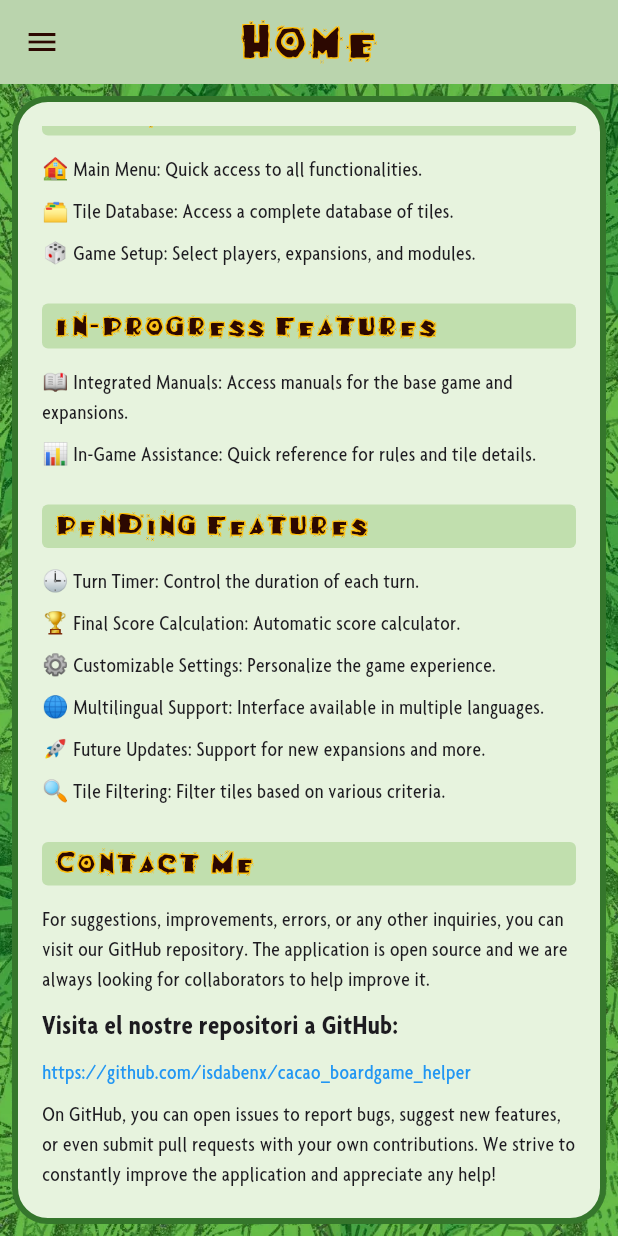
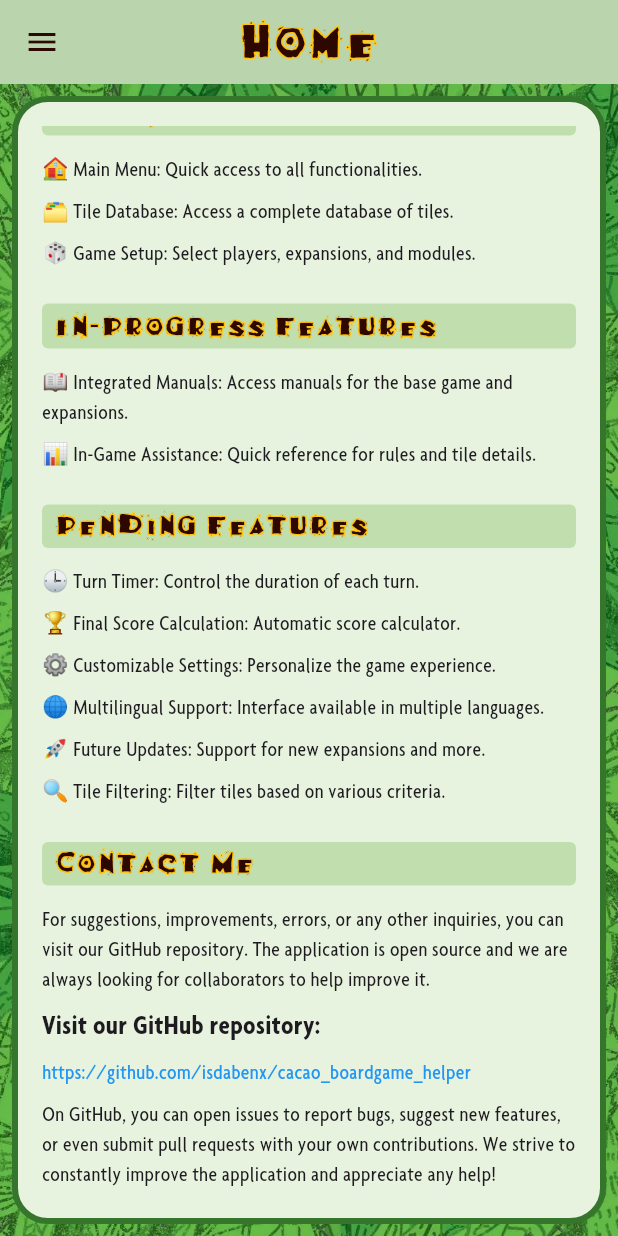
Before and after one commit to isdabenx/cacao_boardgame_helper, a Flutter app: the screen it shows after launch, scrolled down 394 dp, on a phone screen of 412 x 824 dp. Run offline on Flutter 3.47's test engine with Material 3 defaults, Android fonts, the phone set to English and light mode, and no system bars; drawn by our look-alikes of flutter_zoom_drawer; our stand-ins replace flutter_markdown, flutter_riverpod, isar, modal_bottom_sheet, shared_preferences; missing offline and left inert: dynamic_height_grid_view, syncfusion_flutter_pdfviewer; accounts and stored records are empty; generated files the repository leaves out were written again.

Commit message:
fix(home_screen): :lipstick: update text for GitHub repository link to improve clarity

```diff
--- a/lib/features/home/presentation/screens/home_screen.dart
+++ b/lib/features/home/presentation/screens/home_screen.dart
@@ -88,7 +88,7 @@ class HomeScreen extends StatelessWidget {
               Padding(
                 padding: const EdgeInsets.symmetric(vertical: 4.0),
                 child: Text(
-                  'Visita el nostre repositori a GitHub:',
+                  'Visit our GitHub repository:',
                   style: AppTextStyles.markdownBody.copyWith(
                     fontWeight: FontWeight.bold,
                   ),
```
